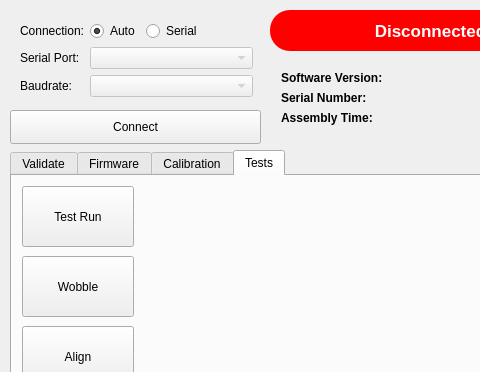
Old version of the form Tools/src/gui_design.ui in the repository Gussy/solo-gimbal; both pictures show x 0 to 480 and y 0 to 372 of the 600 by 500 pixel window.
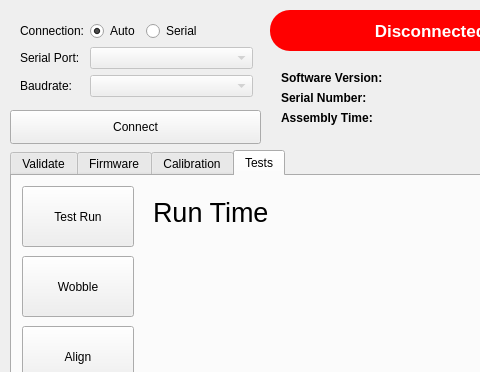
New version of the form.

Commit message: tools: add runtime counter to test gui

```diff
--- a/Tools/src/gui_design.ui
+++ b/Tools/src/gui_design.ui
@@ -1163,6 +1163,45 @@
        <string>Stop Test</string>
       </property>
      </widget>
+     <widget class="QWidget" name="formLayoutWidget_8">
+      <property name="geometry">
+       <rect>
+        <x>130</x>
+        <y>10</y>
+        <width>431</width>
+        <height>201</height>
+       </rect>
+      </property>
+      <layout class="QFormLayout" name="formLayout_5">
+       <item row="0" column="0">
+        <widget class="QLabel" name="lblTestsRunTimeLabel">
+         <property name="font">
+          <font>
+           <pointsize>20</pointsize>
+          </font>
+         </property>
+         <property name="text">
+          <string>Run Time</string>
+         </property>
+        </widget>
+       </item>
+       <item row="0" column="1">
+        <widget class="QLabel" name="lblTestsRunTime">
+         <property name="font">
+          <font>
+           <pointsize>20</pointsize>
+          </font>
+         </property>
+         <property name="text">
+          <string/>
+         </property>
+         <property name="alignment">
+          <set>Qt::AlignRight|Qt::AlignTrailing|Qt::AlignVCenter</set>
+         </property>
+        </widget>
+       </item>
+      </layout>
+     </widget>
     </widget>
    </widget>
    <widget class="QWidget" name="formLayoutWidget">
```
The commit also changes 2 other files.
